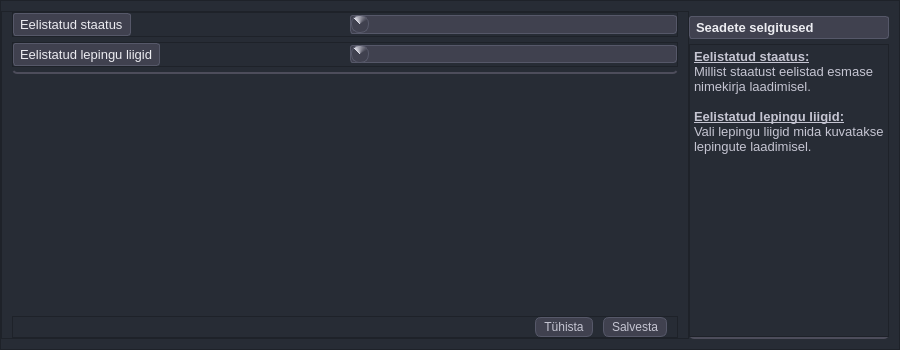
Qt form mailabl-qgis/config/confWidgets/ContractsSetup.ui (TuloliKalver/mailabl-qgis) before a commit.
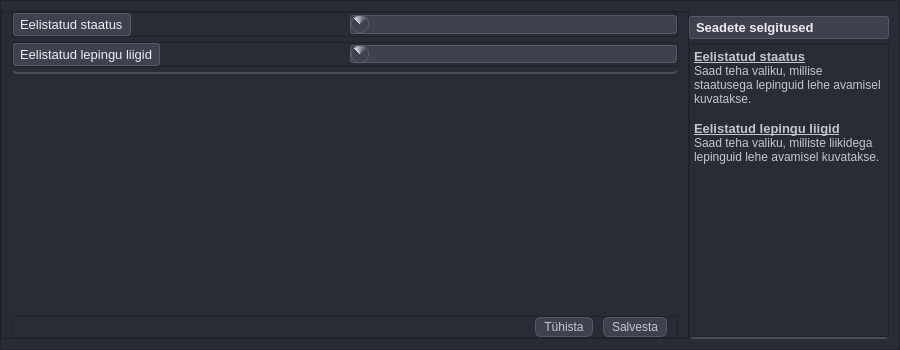
The same form after that commit. Icons and pictures are not drawn. Custom widgets are drawn as their Qt base class.

Diff of the .ui file:
```diff
--- a/mailabl-qgis/config/confWidgets/ContractsSetup.ui
+++ b/mailabl-qgis/config/confWidgets/ContractsSetup.ui
@@ -524,9 +524,9 @@
 &lt;html&gt;&lt;head&gt;&lt;meta name=&quot;qrichtext&quot; content=&quot;1&quot; /&gt;&lt;style type=&quot;text/css&quot;&gt;
 p, li { white-space: pre-wrap; }
 &lt;/style&gt;&lt;/head&gt;&lt;body style=&quot; font-family:'MS Shell Dlg 2'; font-size:10pt; font-weight:400; font-style:normal;&quot;&gt;
-&lt;p style=&quot; margin-top:0px; margin-bottom:0px; margin-left:0px; margin-right:0px; -qt-block-indent:0; text-indent:0px;&quot;&gt;&lt;span style=&quot; font-weight:600; text-decoration: underline;&quot;&gt;Eelistatud staatus:&lt;/span&gt;&lt;br /&gt;Millist staatust eelistad esmase nimekirja laadimisel.&lt;/p&gt;
+&lt;p style=&quot; margin-top:0px; margin-bottom:0px; margin-left:0px; margin-right:0px; -qt-block-indent:0; text-indent:0px;&quot;&gt;&lt;span style=&quot; font-weight:600; text-decoration: underline;&quot;&gt;Eelistatud staatus&lt;/span&gt;&lt;br /&gt;&lt;span style=&quot; font-size:9pt;&quot;&gt;Saad teha valiku, millise staatusega lepinguid lehe avamisel kuvatakse.&lt;/span&gt;&lt;/p&gt;
 &lt;p style=&quot;-qt-paragraph-type:empty; margin-top:0px; margin-bottom:0px; margin-left:0px; margin-right:0px; -qt-block-indent:0; text-indent:0px;&quot;&gt;&lt;br /&gt;&lt;/p&gt;
-&lt;p style=&quot; margin-top:0px; margin-bottom:0px; margin-left:0px; margin-right:0px; -qt-block-indent:0; text-indent:0px;&quot;&gt;&lt;span style=&quot; font-weight:600; text-decoration: underline;&quot;&gt;Eelistatud lepingu liigid:&lt;/span&gt;&lt;br /&gt;Vali lepingu liigid mida kuvatakse lepingute laadimisel.&lt;/p&gt;&lt;/body&gt;&lt;/html&gt;</string>
+&lt;p style=&quot; margin-top:0px; margin-bottom:0px; margin-left:0px; margin-right:0px; -qt-block-indent:0; text-indent:0px;&quot;&gt;&lt;span style=&quot; font-weight:600; text-decoration: underline;&quot;&gt;Eelistatud lepingu liigid&lt;/span&gt;&lt;br /&gt;&lt;span style=&quot; font-size:9pt;&quot;&gt;Saad teha valiku, milliste liikidega lepinguid lehe avamisel kuvatakse.&lt;/span&gt;&lt;/p&gt;&lt;/body&gt;&lt;/html&gt;</string>
            </property>
           </widget>
          </item>
```
